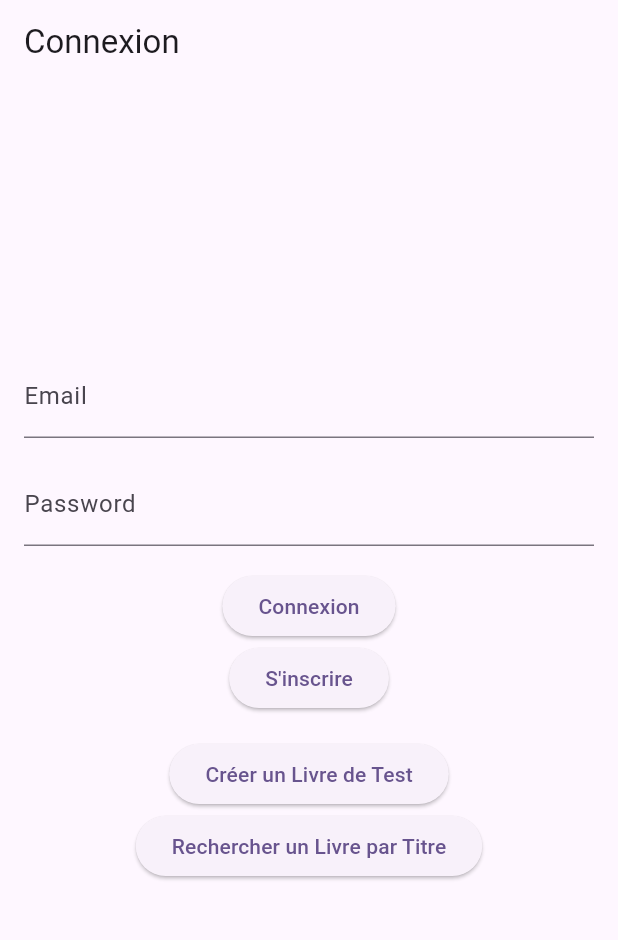
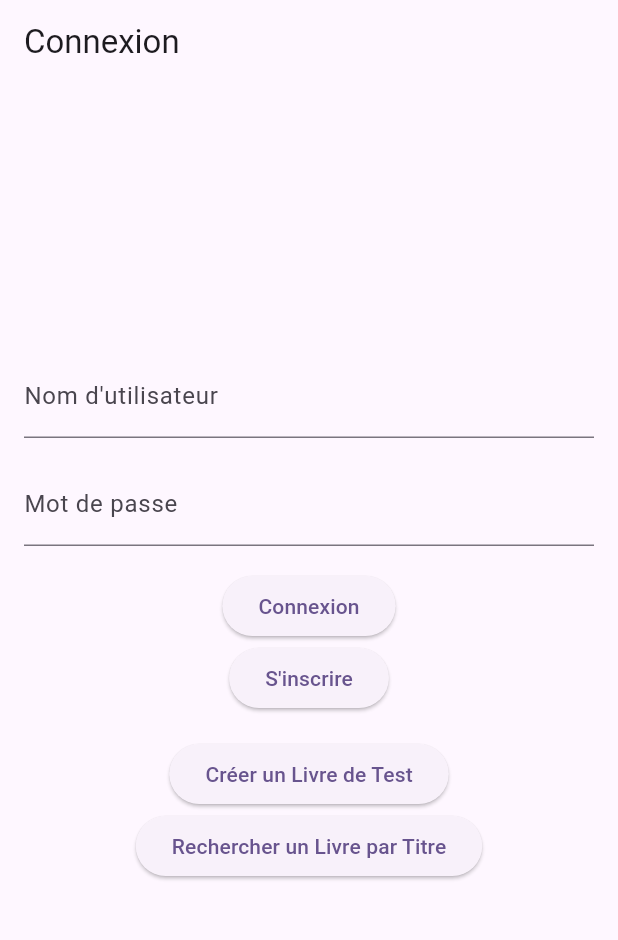
Before and after one commit to HugoM38/Bibliz, a Flutter app: the screen it shows after launch, on a phone screen of 412 x 824 dp, the part 84-1024 px from its top. Run offline on Flutter 3.47's test engine with Material 3 defaults, Android fonts, the phone set to English and light mode, and no system bars; our stand-ins replace cloud_firestore, firebase_core; accounts and stored records are empty; generated files the repository leaves out were written again.

Commit message:
feat: add login methods in login page

```diff
--- a/lib/database/users/users_query.dart
+++ b/lib/database/users/users_query.dart
@@ -31,7 +31,7 @@ class UserQuery {
           query.docs.first.data() as Map<String, dynamic>;
       return User.fromMap(user);
     } else {
-      throw ErrorDescription("Ce livre n'existe pas");
+      throw ErrorDescription("Nom d'utilisateur ou mot de passe incorrect");
     }
   }
 }
--- a/lib/ui/account/signin.dart
+++ b/lib/ui/account/signin.dart
@@ -1,3 +1,4 @@
+import 'package:bibliz/database/users/users_query.dart';
 import 'package:bibliz/ui/account/signup.dart';
 import 'package:flutter/material.dart';
 
@@ -12,7 +13,7 @@ class SigninPage extends StatefulWidget {
 }
 
 class _SigninPageState extends State<SigninPage> {
-  final TextEditingController _emailController = TextEditingController();
+  final TextEditingController _usernameController = TextEditingController();
   final TextEditingController _passwordController = TextEditingController();
 
   final BookQuery bookQuery = BookQuery();
@@ -29,22 +30,38 @@ class _SigninPageState extends State<SigninPage> {
           mainAxisAlignment: MainAxisAlignment.center,
           children: [
             TextField(
-              controller: _emailController,
-              decoration: const InputDecoration(labelText: 'Email'),
+              controller: _usernameController,
+              decoration: const InputDecoration(labelText: "Nom d'utilisateur"),
             ),
             const SizedBox(height: 16.0),
             TextField(
               controller: _passwordController,
-              decoration: const InputDecoration(labelText: 'Password'),
+              decoration: const InputDecoration(labelText: 'Mot de passe'),
               obscureText: true,
             ),
             const SizedBox(height: 16.0),
             ElevatedButton(
               onPressed: () {
                 // Ajoutez ici la logique de vérification du login
-                String email = _emailController.text;
+                String username = _usernameController.text;
                 String password = _passwordController.text;
-                print('Email: $email\nPassword: $password');
+                UserQuery()
+                    .signin(username, password)
+                    .then((value) => {
+                          ScaffoldMessenger.of(context)
+                              .showSnackBar(const SnackBar(
+                            content: Text("vous êtes connecté"),
+                            duration: Duration(seconds: 3),
+                          ))
+                        })
+                    .catchError((error) {
+                  ScaffoldMessenger.of(context).showSnackBar(
+                    SnackBar(
+                      content: Text(error.toString()),
+                      duration: const Duration(seconds: 3),
+                    ),
+                  );
+                });
               },
               child: const Text('Connexion'),
             ),
--- a/lib/ui/account/signup.dart
+++ b/lib/ui/account/signup.dart
@@ -27,12 +27,12 @@ class _SignUpPageState extends State<SignUpPage> {
           children: [
             TextField(
               controller: _usernameController,
-              decoration: const InputDecoration(labelText: 'Email'),
+              decoration: const InputDecoration(labelText: "Nom d'utilisateur"),
             ),
             const SizedBox(height: 16.0),
             TextField(
               controller: _passwordController,
-              decoration: const InputDecoration(labelText: 'Password'),
+              decoration: const InputDecoration(labelText: 'Mot de passe'),
               obscureText: true,
             ),
             const SizedBox(height: 16.0),
```
